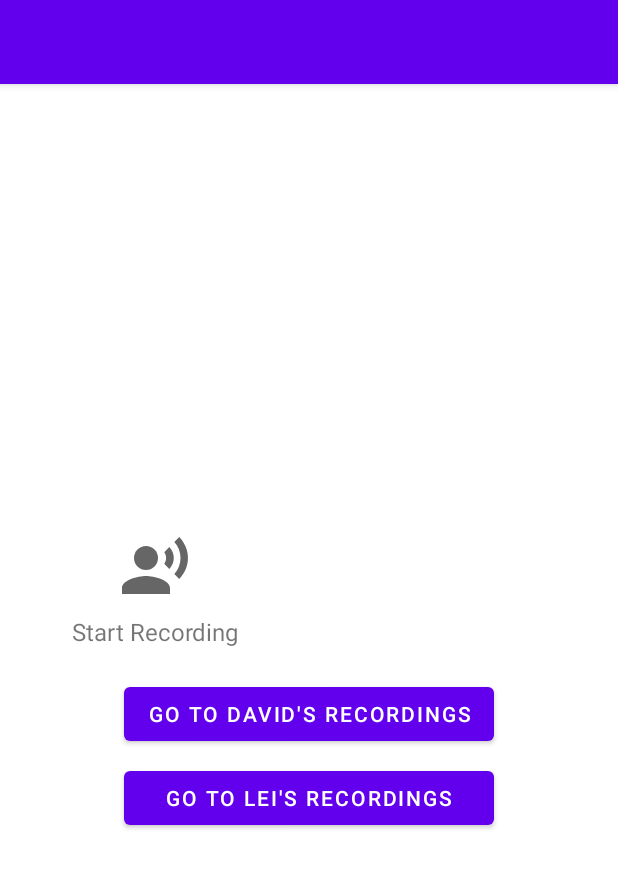
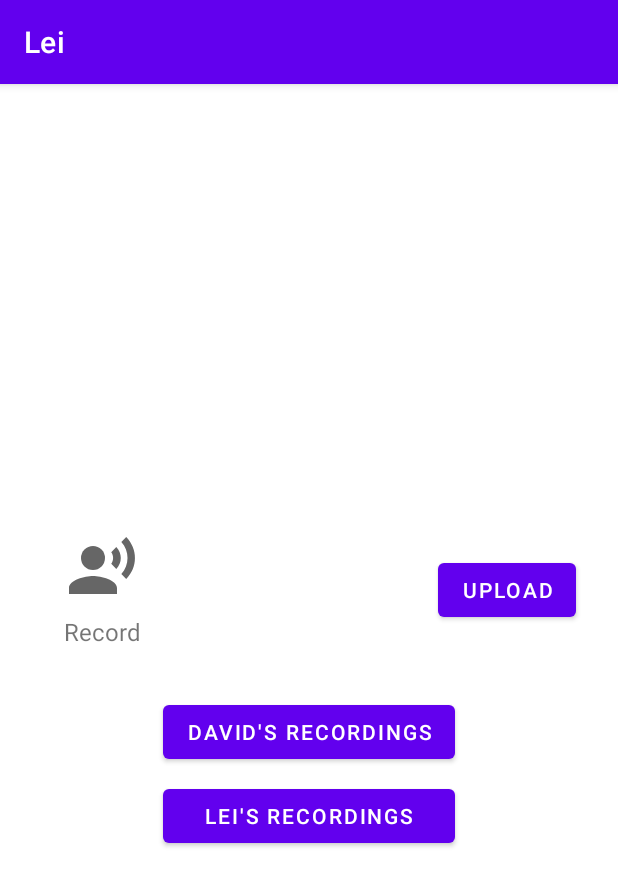
Before and after one commit to Kufo2018/Sound_Recorder, an Android app: the screen it shows after launch (MainActivity), on a phone screen of 412 x 824 dp. Shown: the top 886 px of the screen. Run offline under Robolectric (Android 15) with nearby library versions, the phone set to English and light mode, and no system bars; plain views replace PlayerView.

Commit message:
Firebase upload complete

```diff
--- a/app/src/main/AndroidManifest.xml
+++ b/app/src/main/AndroidManifest.xml
@@ -6,9 +6,9 @@
 
     <application
         android:allowBackup="true"
-        android:icon="@mipmap/ic_launcher"
-        android:label=""
-        android:roundIcon="@mipmap/ic_launcher_round"
+        android:icon="@mipmap/lei_launcher_icon"
+        android:label="Lei"
+        android:roundIcon="@mipmap/lei_launcher_icon"
         android:supportsRtl="true"
         android:theme="@style/Theme.Lei">
         <activity android:name=".ui.MainActivity">
--- a/app/src/main/res/layout/activity_main.xml
+++ b/app/src/main/res/layout/activity_main.xml
@@ -18,5 +18,4 @@
         app:layout_constraintTop_toTopOf="parent"
         app:navGraph="@navigation/navigation_graph" />
 
-
 </androidx.constraintlayout.widget.ConstraintLayout>
--- a/app/src/main/res/layout/fragment_record_audio.xml
+++ b/app/src/main/res/layout/fragment_record_audio.xml
@@ -8,7 +8,7 @@
 
     <ImageView
         android:id="@+id/record_audio_image"
-        android:layout_width="48dp"
+        android:layout_width="0dp"
         android:layout_height="48dp"
         android:layout_marginBottom="8dp"
         android:src="@drawable/record_audio_image"
@@ -18,11 +18,11 @@
 
     <ImageView
         android:id="@+id/playback_audio"
-        android:layout_width="48dp"
+        android:layout_width="0dp"
         android:layout_height="0dp"
         android:src="@drawable/playback_icon"
         app:layout_constraintBottom_toTopOf="@+id/record_audio_text"
-        app:layout_constraintEnd_toEndOf="parent"
+        app:layout_constraintEnd_toEndOf="@id/guideline2"
         app:layout_constraintStart_toStartOf="@+id/guideline"
         app:layout_constraintTop_toTopOf="@+id/record_audio_image" />
 
@@ -54,9 +54,30 @@
         android:layout_width="wrap_content"
         android:layout_height="wrap_content"
         android:orientation="vertical"
-        app:layout_constraintGuide_percent="0.5" />
+        app:layout_constraintGuide_percent="0.33" />
+
+    <androidx.constraintlayout.widget.Guideline
+        android:id="@+id/guideline2"
+        android:layout_width="wrap_content"
+        android:layout_height="wrap_content"
+        android:orientation="vertical"
+        app:layout_constraintGuide_percent="0.66" />
+
+    <Button
+        android:id="@+id/upload_audio"
+        android:layout_width="wrap_content"
+        android:layout_height="wrap_content"
+        android:layout_marginEnd="8dp"
+        android:text="@string/upload"
+        app:layout_constraintBottom_toBottomOf="@+id/playback_audio_text"
+        app:layout_constraintEnd_toEndOf="parent"
+        app:layout_constraintStart_toStartOf="@+id/guideline2"
+        app:layout_constraintTop_toTopOf="@+id/playback_audio" />
+
 
     <TextView
+        android:layout_marginStart="8dp"
+        android:layout_marginEnd="8dp"
         android:id="@+id/record_audio_text"
         android:layout_width="wrap_content"
         android:layout_height="wrap_content"
@@ -90,7 +111,7 @@
         android:id="@+id/david_records"
         android:layout_width="wrap_content"
         android:layout_height="wrap_content"
-        android:layout_marginTop="12dp"
+        android:layout_marginTop="24dp"
         android:text="@string/go_to_david_s_recordings"
         app:layout_constraintEnd_toEndOf="parent"
         app:layout_constraintStart_toStartOf="parent"
--- a/app/src/main/res/values/strings.xml
+++ b/app/src/main/res/values/strings.xml
@@ -2,12 +2,13 @@
     <string name="app_name">Lei</string>
     <!-- TODO: Remove or change this placeholder text -->
     <string name="hello_blank_fragment">Hello blank fragment</string>
-    <string name="record_audio">Record Audio</string>
-    <string name="go_to_lei_s_recordings">Go to Lei\'s Recordings</string>
-    <string name="go_to_david_s_recordings">Go to David\'s Recordings</string>
-    <string name="start_recording">Start Recording</string>
-    <string name="stop_recording">Stop Recording</string>
-    <string name="playback_audio">Playback audio</string>
-    <string name="play_audio_recording">Playback audio</string>
+    <string name="record_audio">Record</string>
+    <string name="go_to_lei_s_recordings">Lei\'s Recordings</string>
+    <string name="go_to_david_s_recordings">David\'s Recordings</string>
+    <string name="start_recording">Record</string>
+    <string name="stop_recording">Stop</string>
+    <string name="playback_audio">Play</string>
+    <string name="play_audio_recording">Play</string>
     <string name="media_is_playing">Media is playing</string>
+    <string name="upload">Upload</string>
 </resources>
```
Also changed, not shown: app/build.gradle (+4 -23 lines), app/src/main/java/com/kuforiji/lei/myexoplayer/MyExoPlayerImpl.kt (deleted, +0 -23 lines), app/src/main/java/com/kuforiji/lei/myexoplayer/MyExoplayerInterface.kt (deleted, +0 -8 lines), app/src/main/java/com/kuforiji/lei/ui/RecordAudio.kt (+44 -23 lines), app/src/main/java/com/kuforiji/lei/utils/FirebaseUploader.kt (added, +58 -0 lines), app/src/main/res/mipmap-hdpi/lei_launcher_icon.png (added), app/src/main/res/mipmap-mdpi/lei_launcher_icon.png (added), app/src/main/res/mipmap-xhdpi/lei_launcher_icon.png (added), app/src/main/res/mipmap-xxhdpi/lei_launcher_icon.png (added), app/src/main/res/mipmap-xxxhdpi/lei_launcher_icon.png (added).
